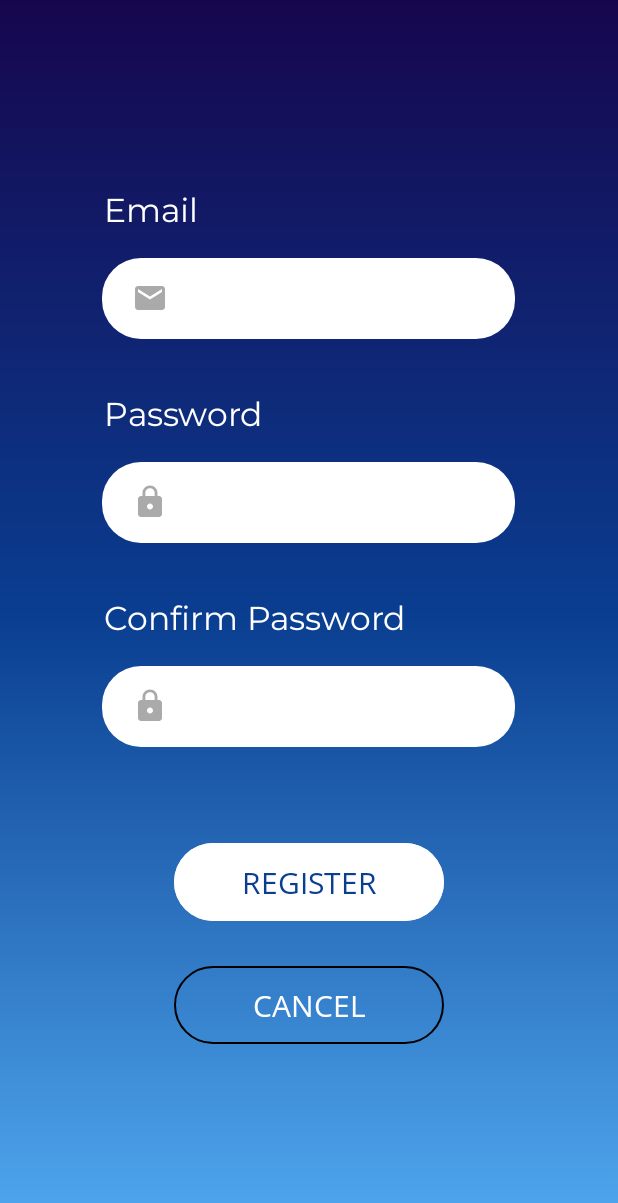
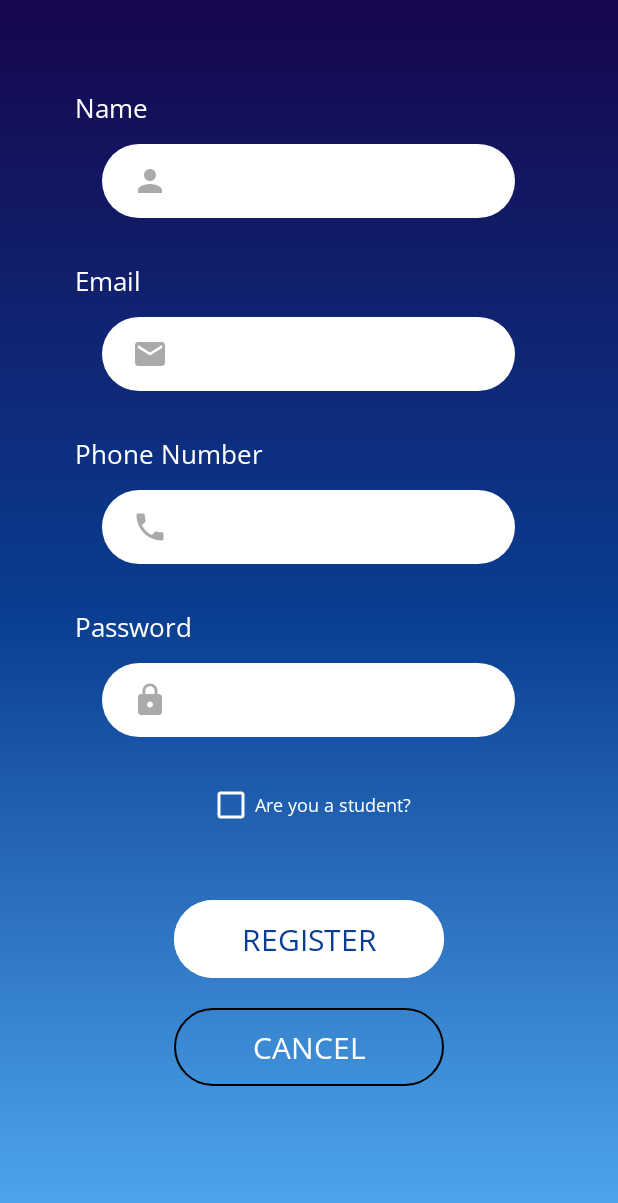
Before and after one commit to VSen910/Room-Booking-App, an Android app: the RegisterActivity screen opened directly, with no data from a screen before it, on a phone screen of 412 x 824 dp. Shown: the top 1203 px of the screen. Run offline under Robolectric (Android 15) with nearby library versions, the phone set to English and light mode, and no system bars.

Commit message:
Adjusted EditText and TextView to fit in screen(register)

```diff
--- a/app/src/main/res/layout/activity_register.xml
+++ b/app/src/main/res/layout/activity_register.xml
@@ -9,119 +9,156 @@
 
 
     <TextView
+        android:id="@+id/username"
+        android:layout_width="wrap_content"
+        android:layout_height="wrap_content"
+        android:layout_alignParentStart="true"
+        android:layout_marginStart="50dp"
+        android:layout_marginTop="60dp"
+        android:fontFamily="@font/opensans_regular"
+        android:text="Name"
+        android:textColor="@color/white"
+        android:textSize="17sp" />
+
+    <EditText
+        android:id="@+id/usernamebox"
+        android:layout_width="275dp"
+        android:layout_height="49dp"
+        android:layout_below="@+id/username"
+        android:layout_centerHorizontal="true"
+        android:layout_marginTop="12dp"
+        android:background="@drawable/edittext_design"
+        android:drawableStart="@drawable/ic_person"
+        android:drawablePadding="10dp"
+        android:paddingStart="20dp"
+        android:paddingEnd="20dp"
+        android:singleLine="true"
+        tools:ignore="SpeakableTextPresentCheck" />
+
+    <TextView
         android:id="@+id/email"
         android:layout_width="wrap_content"
         android:layout_height="wrap_content"
+        android:layout_below="@+id/usernamebox"
         android:layout_alignParentStart="true"
-        android:layout_marginStart="69dp"
-        android:layout_marginTop="125dp"
+        android:layout_marginStart="50dp"
+        android:layout_marginTop="30dp"
+        android:fontFamily="@font/opensans_regular"
         android:text="Email"
         android:textColor="@color/white"
-        android:textSize="22sp"
-        android:fontFamily="@font/montserrat_regular"/>
+        android:textSize="17sp" />
 
     <EditText
         android:id="@+id/emailbox"
         android:layout_width="275dp"
-        android:layout_height="54dp"
+        android:layout_height="49dp"
         android:layout_below="@+id/email"
         android:layout_centerHorizontal="true"
-        android:layout_marginTop="18dp"
+        android:layout_marginTop="12dp"
+        android:background="@drawable/edittext_design"
+        android:drawableStart="@drawable/ic_email"
+        android:drawablePadding="10dp"
+        android:inputType="textEmailAddress"
         android:paddingStart="20dp"
         android:paddingEnd="20dp"
-        android:drawableStart="@drawable/ic_email"
+        android:singleLine="true"
+        tools:ignore="SpeakableTextPresentCheck" />
+
+    <TextView
+        android:id="@+id/phonenumber"
+        android:layout_width="wrap_content"
+        android:layout_height="wrap_content"
+        android:layout_below="@+id/emailbox"
+        android:layout_alignParentStart="true"
+        android:layout_marginStart="50dp"
+        android:layout_marginTop="30dp"
+        android:fontFamily="@font/opensans_regular"
+        android:text="Phone Number"
+        android:textColor="@color/white"
+        android:textSize="17sp" />
+
+    <EditText
+        android:id="@+id/phonenumberbox"
+        android:layout_width="275dp"
+        android:layout_height="49dp"
+        android:layout_below="@+id/phonenumber"
+        android:layout_centerHorizontal="true"
+        android:layout_marginTop="12dp"
+        android:background="@drawable/edittext_design"
+        android:drawableStart="@drawable/ic_phone"
         android:drawablePadding="10dp"
+        android:paddingStart="20dp"
+        android:paddingEnd="20dp"
         android:singleLine="true"
-        android:background="@drawable/edittext_design"
         tools:ignore="SpeakableTextPresentCheck" />
 
     <TextView
         android:id="@+id/password"
         android:layout_width="wrap_content"
         android:layout_height="wrap_content"
-        android:layout_below="@+id/emailbox"
-        android:layout_alignParentStart="true"
-        android:layout_marginStart="69dp"
-        android:layout_marginTop="35dp"
+        android:layout_below="@+id/phonenumberbox"
+        android:layout_marginStart="50dp"
+        android:layout_marginTop="30dp"
+        android:fontFamily="@font/opensans_regular"
         android:text="Password"
-        android:textColor="@color/white"
-        android:textSize="22sp"
-        android:fontFamily="@font/montserrat_regular"/>
+        android:textColor="@android:color/white"
+        android:textSize="17sp" />
 
     <EditText
         android:id="@+id/passwordbox"
         android:layout_width="275dp"
-        android:layout_height="54dp"
+        android:layout_height="49dp"
         android:layout_below="@+id/password"
-        android:layout_centerHorizontal="true"
-        android:layout_marginTop="18dp"
+        android:layout_centerInParent="true"
+        android:layout_marginTop="12dp"
+        android:background="@drawable/edittext_design"
+        android:drawableStart="@drawable/ic_lock"
+        android:drawablePadding="10dp"
+        android:inputType="textPassword"
         android:paddingStart="20dp"
         android:paddingEnd="20dp"
-        android:drawableStart="@drawable/ic_lock"
-        android:drawablePadding="10dp"
-        android:singleLine="true"
-        android:background="@drawable/edittext_design"
-        android:inputType="textPassword"
-        tools:ignore="SpeakableTextPresentCheck" />
-
-    <TextView
-        android:id="@+id/cpassword"
-        android:layout_width="wrap_content"
-        android:layout_height="wrap_content"
-        android:layout_below="@+id/passwordbox"
-        android:layout_alignParentStart="true"
-        android:layout_marginStart="69dp"
-        android:layout_marginTop="35dp"
-        android:text="Confirm Password"
-        android:textColor="@color/white"
-        android:textSize="22sp"
-        android:fontFamily="@font/montserrat_regular"/>
-
-    <EditText
-        android:id="@+id/cpbox"
-        android:layout_width="275dp"
-        android:layout_height="54dp"
-        android:layout_below="@+id/cpassword"
-        android:layout_centerHorizontal="true"
-        android:layout_marginTop="18dp"
-        android:paddingStart="20dp"
-        android:paddingEnd="20dp"
-        android:drawableStart="@drawable/ic_lock"
-        android:drawablePadding="10dp"
-        android:singleLine="true"
-        android:background="@drawable/edittext_design"
-        android:inputType="textPassword"
-        tools:ignore="SpeakableTextPresentCheck" />
+        android:singleLine="true" />
 
     <com.google.android.material.button.MaterialButton
         android:id="@+id/register_2"
+        style="@style/Widget.Material3.Button"
         android:layout_width="180dp"
         android:layout_height="60dp"
-        android:layout_below="@+id/cpbox"
+        android:layout_below="@+id/sudentcheckbox"
         android:layout_centerInParent="true"
-        android:layout_marginTop="60dp"
-        style="@style/Widget.Material3.Button"
+        android:layout_marginTop="35dp"
         android:backgroundTint="@color/white"
         android:fontFamily="@font/opensans_regular"
         android:text="REGISTER"
         android:textColor="@color/primary"
-        android:textSize="20sp"/>
+        android:textSize="20sp" />
 
     <com.google.android.material.button.MaterialButton
         android:id="@+id/cancel_2"
+        style="@style/Widget.Material3.Button.OutlinedButton"
         android:layout_width="180dp"
         android:layout_height="60dp"
         android:layout_below="@+id/register_2"
         android:layout_centerInParent="true"
-        android:layout_marginTop="22dp"
-        style="@style/Widget.Material3.Button.OutlinedButton"
-        app:strokeColor="@color/black"
+        android:layout_marginTop="12dp"
         android:fontFamily="@font/opensans_regular"
         android:text="CANCEL"
         android:textColor="@color/white"
-        android:textSize="20sp" />
+        android:textSize="20sp"
+        app:strokeColor="@color/black" />
 
-
+    <CheckBox
+        android:id="@+id/sudentcheckbox"
+        android:layout_width="wrap_content"
+        android:layout_height="wrap_content"
+        android:layout_below="@+id/passwordbox"
+        android:layout_centerInParent="true"
+        android:layout_marginTop="21dp"
+        android:buttonTint="@color/white"
+        android:fontFamily="@font/opensans_regular"
+        android:text="Are you a student?"
+        android:textColor="@color/white"
+        android:textSize="12sp" />
 
 
 </RelativeLayout>
```
Also changed, not shown: app/src/main/res/layout/activity_login.xml (+23 -23 lines), app/src/main/res/layout/activity_time_slot.xml (+28 -22 lines).
